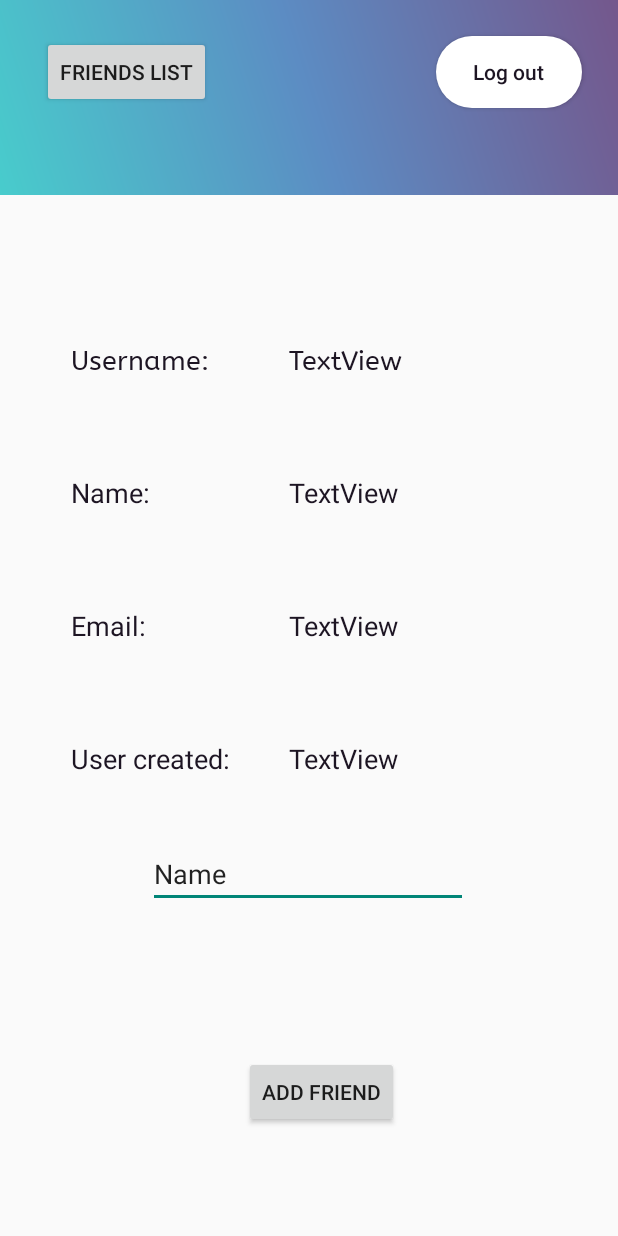
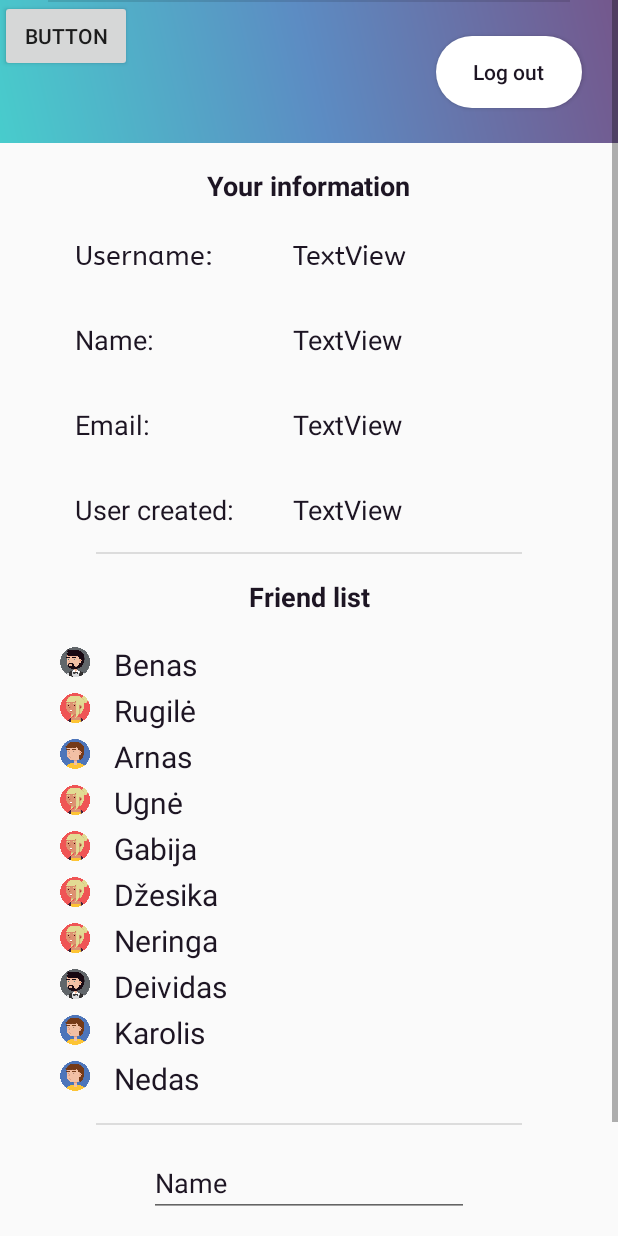
Before and after one commit to Vavadoge/Lendfriend, an Android app: the Profile screen opened directly, with no data from a screen before it, on a phone screen of 412 x 824 dp. Run offline under Robolectric (Android 15) with nearby library versions, the phone set to English and light mode, and no system bars; our stand-ins replace Volley; network calls fail.

Commit message:
Updated design

```diff
--- /dev/null
+++ b/app/src/main/java/com/ktu/vavadoge/MyListAdapter.java
@@ -0,0 +1,58 @@
+package com.ktu.vavadoge;
+
+import android.view.LayoutInflater;
+import android.view.View;
+import android.view.ViewGroup;
+import android.widget.ImageView;
+import android.widget.RelativeLayout;
+import android.widget.TextView;
+import android.widget.Toast;
+
+import androidx.recyclerview.widget.RecyclerView;
+
+public class MyListAdapter extends RecyclerView.Adapter<MyListAdapter.ViewHolder>{
+    private MyListData[] listdata;
+
+    // RecyclerView recyclerView;
+    public MyListAdapter(MyListData[] listdata) {
+        this.listdata = listdata;
+    }
+    @Override
+    public ViewHolder onCreateViewHolder(ViewGroup parent, int viewType) {
+        LayoutInflater layoutInflater = LayoutInflater.from(parent.getContext());
+        View listItem= layoutInflater.inflate(R.layout.list_item, parent, false);
+        ViewHolder viewHolder = new ViewHolder(listItem);
+        return viewHolder;
+    }
+
+    @Override
+    public void onBindViewHolder(ViewHolder holder, int position) {
+        final MyListData myListData = listdata[position];
+        holder.textView.setText(listdata[position].getDescription());
+        holder.imageView.setImageResource(listdata[position].getImgId());
+        holder.relativeLayout.setOnClickListener(new View.OnClickListener() {
+            @Override
+            public void onClick(View view) {
+                Toast.makeText(view.getContext(),"click on item: "+myListData.getDescription(),Toast.LENGTH_LONG).show();
+            }
+        });
+    }
+
+
+    @Override
+    public int getItemCount() {
+        return listdata.length;
+    }
+
+    public static class ViewHolder extends RecyclerView.ViewHolder {
+        public ImageView imageView;
+        public TextView textView;
+        public RelativeLayout relativeLayout;
+        public ViewHolder(View itemView) {
+            super(itemView);
+            this.imageView = (ImageView) itemView.findViewById(R.id.imageView);
+            this.textView = (TextView) itemView.findViewById(R.id.textView);
+            relativeLayout = (RelativeLayout)itemView.findViewById(R.id.relativeLayout);
+        }
+    }
+}
--- /dev/null
+++ b/app/src/main/java/com/ktu/vavadoge/MyListData.java
@@ -0,0 +1,22 @@
+package com.ktu.vavadoge;
+
+public class MyListData {
+    private String description;
+    private int imgId;
+    public MyListData(String description, int imgId) {
+        this.description = description;
+        this.imgId = imgId;
+    }
+    public String getDescription() {
+        return description;
+    }
+    public void setDescription(String description) {
+        this.description = description;
+    }
+    public int getImgId() {
+        return imgId;
+    }
+    public void setImgId(int imgId) {
+        this.imgId = imgId;
+    }
+}
--- a/app/src/main/java/com/ktu/vavadoge/Profile.java
+++ b/app/src/main/java/com/ktu/vavadoge/Profile.java
@@ -1,6 +1,8 @@
 package com.ktu.vavadoge;
 
 import androidx.appcompat.app.AppCompatActivity;
+import androidx.recyclerview.widget.LinearLayoutManager;
+import androidx.recyclerview.widget.RecyclerView;
 
 import android.content.Intent;
 import android.os.Bundle;
@@ -50,16 +52,44 @@ public class Profile extends AppCompatActivity {
         setContentView(R.layout.activity_profile);
         logout = (Button) findViewById(R.id.logout_button);
         button = (Button) findViewById(R.id.open_bottom_sheet_button);
-        buttonFriends = (Button) findViewById(R.id.friendsList);
+        buttonFriends = (Button) findViewById(R.id.button);
         message = (TextView) findViewById(R.id.textView6);
-        name = (TextView)findViewById(R.id.profile_name_text);
-        email = (TextView)findViewById(R.id.profile_email_text);
-        test = (TextView) findViewById(R.id.username_field);
-        time = (TextView) findViewById(R.id.time_field);
-        testing = (TextView) findViewById(R.id.textView11);
+        name = findViewById(R.id.profile_name_text);
+        email = findViewById(R.id.profile_email_text);
+        test = findViewById(R.id.username_field);
+        time = findViewById(R.id.time_field);
+        testing = findViewById(R.id.textView11);
 
 
         input_otherUser = (EditText) findViewById(R.id.editTextTextPersonName3);
+
+
+
+        //List
+
+        MyListData[] myListData = new MyListData[] {
+                new MyListData("Benas", R.drawable.avatar1),
+                new MyListData("Rugilė", R.drawable.avatar2),
+                new MyListData("Arnas", R.drawable.avatar3),
+                new MyListData("Ugnė", R.drawable.avatar2),
+                new MyListData("Gabija", R.drawable.avatar2),
+                new MyListData("Džesika", R.drawable.avatar2),
+                new MyListData("Neringa", R.drawable.avatar2),
+                new MyListData("Deividas", R.drawable.avatar1),
+                new MyListData("Karolis", R.drawable.avatar3),
+                new MyListData("Nedas", R.drawable.avatar3),
+        };
+        RecyclerView recyclerView = (RecyclerView) findViewById(R.id.recyclerView);
+        MyListAdapter adapter = new MyListAdapter(myListData);
+        recyclerView.setHasFixedSize(true);
+        recyclerView.setLayoutManager(new LinearLayoutManager(this));
+        recyclerView.setAdapter(adapter);
+
+
+
+
+        //
+
 
 
 
--- a/app/src/main/res/layout/activity_profile.xml
+++ b/app/src/main/res/layout/activity_profile.xml
@@ -1,15 +1,19 @@
 <?xml version="1.0" encoding="utf-8"?>
-<androidx.constraintlayout.widget.ConstraintLayout xmlns:android="http://schemas.android.com/apk/res/android"
+<ScrollView xmlns:android="http://schemas.android.com/apk/res/android"
     xmlns:app="http://schemas.android.com/apk/res-auto"
     xmlns:tools="http://schemas.android.com/tools"
     android:layout_width="match_parent"
     android:layout_height="match_parent"
     tools:context=".Profile">
 
+    <androidx.constraintlayout.widget.ConstraintLayout
+        android:layout_width="match_parent"
+        android:layout_height="wrap_content">
+
         <View
             android:id="@+id/view4"
             android:layout_width="0dp"
-        android:layout_height="130dp"
+            android:layout_height="95dp"
             android:background="@drawable/color_gradient"
             app:layout_constraintEnd_toEndOf="parent"
             app:layout_constraintStart_toStartOf="parent"
@@ -19,27 +23,27 @@
             android:id="@+id/textView5"
             android:layout_width="wrap_content"
             android:layout_height="wrap_content"
-        android:layout_marginTop="100dp"
+            android:layout_marginTop="24dp"
             android:fontFamily="@font/abeezee"
             android:text="Username: "
             android:textColor="@color/font_color"
             android:textSize="18sp"
             app:layout_constraintEnd_toEndOf="parent"
-        app:layout_constraintHorizontal_bias="0.15"
+            app:layout_constraintHorizontal_bias="0.158"
             app:layout_constraintStart_toStartOf="parent"
-        app:layout_constraintTop_toBottomOf="@+id/view4" />
+            app:layout_constraintTop_toBottomOf="@+id/textView16" />
 
         <Button
             android:id="@+id/open_bottom_sheet_button"
             android:layout_width="wrap_content"
             android:layout_height="wrap_content"
+            android:layout_marginTop="16dp"
+            android:layout_marginBottom="32dp"
             android:text="Add friend"
             app:layout_constraintBottom_toBottomOf="parent"
             app:layout_constraintEnd_toEndOf="parent"
-        app:layout_constraintHorizontal_bias="0.527"
             app:layout_constraintStart_toStartOf="parent"
-        app:layout_constraintTop_toTopOf="parent"
-        app:layout_constraintVertical_bias="0.907" />
+            app:layout_constraintTop_toBottomOf="@+id/editTextTextPersonName3" />
 
     <Button
         android:id="@+id/logout_button"
@@ -68,13 +72,12 @@
         app:layout_constraintEnd_toEndOf="parent"
         app:layout_constraintStart_toStartOf="parent"
         app:layout_constraintTop_toBottomOf="@+id/view4"    />
-    //android:visibility="invisible"
 
     <TextView
         android:id="@+id/textView8"
         android:layout_width="wrap_content"
         android:layout_height="wrap_content"
-        android:layout_marginTop="64dp"
+        android:layout_marginTop="32dp"
         android:text="Name:"
         android:textColor="@color/font_color"
         android:textSize="18sp"
@@ -96,7 +99,7 @@
         android:id="@+id/textView10"
         android:layout_width="wrap_content"
         android:layout_height="wrap_content"
-        android:layout_marginTop="64dp"
+        android:layout_marginTop="32dp"
         android:text="Email:"
         android:textColor="@color/font_color"
         android:textSize="18sp"
@@ -131,7 +134,7 @@
         android:id="@+id/textView9"
         android:layout_width="wrap_content"
         android:layout_height="wrap_content"
-        android:layout_marginTop="64dp"
+        android:layout_marginTop="32dp"
         android:text="User created:"
         android:textColor="@color/font_color"
         android:textSize="18sp"
@@ -153,35 +156,115 @@
         android:id="@+id/editTextTextPersonName3"
         android:layout_width="wrap_content"
         android:layout_height="wrap_content"
-        android:layout_marginTop="560dp"
+        android:layout_marginTop="16dp"
         android:ems="10"
         android:inputType="textPersonName"
         android:text="Name"
+        android:textColor="@color/font_color"
+        android:textSize="18sp"
         app:layout_constraintEnd_toEndOf="parent"
-        app:layout_constraintHorizontal_bias="0.497"
+        app:layout_constraintHorizontal_bias="0.5"
         app:layout_constraintStart_toStartOf="parent"
-        app:layout_constraintTop_toTopOf="parent" />
+        app:layout_constraintTop_toBottomOf="@+id/divider3" />
 
         <TextView
             android:id="@+id/textView11"
             android:layout_width="wrap_content"
             android:layout_height="wrap_content"
-        android:layout_marginTop="168dp"
-        android:text="Text"
+            android:layout_marginBottom="16dp"
+            android:text=""
+            android:textColor="@color/font_color"
+            android:textSize="18sp"
+            android:textStyle="bold"
             android:visibility="invisible"
+            app:layout_constraintBottom_toBottomOf="@+id/view4"
             app:layout_constraintEnd_toEndOf="parent"
-        app:layout_constraintHorizontal_bias="0.501"
+            app:layout_constraintHorizontal_bias="0.5"
+            app:layout_constraintStart_toStartOf="parent" />
+
+    <TextView
+        android:id="@+id/textView14"
+        android:layout_width="wrap_content"
+        android:layout_height="wrap_content"
+        android:layout_marginTop="16dp"
+        android:text="Friend list"
+        android:textColor="@color/font_color"
+        android:textSize="18sp"
+        android:textStyle="bold"
+        app:layout_constraintEnd_toEndOf="parent"
         app:layout_constraintStart_toStartOf="parent"
-        app:layout_constraintTop_toTopOf="parent" />
+        app:layout_constraintTop_toBottomOf="@+id/divider" />
+
+    <View
+        android:id="@+id/divider"
+        android:layout_width="match_parent"
+        android:layout_height="1dp"
+        android:layout_marginStart="64dp"
+        android:layout_marginTop="16dp"
+        android:layout_marginEnd="64dp"
+        android:background="?android:attr/listDivider"
+        app:layout_constraintEnd_toEndOf="parent"
+        app:layout_constraintStart_toStartOf="parent"
+        app:layout_constraintTop_toBottomOf="@+id/textView9" />
+
+
+
+    <View
+        android:id="@+id/divider2"
+        android:layout_width="match_parent"
+        android:layout_height="1dp"
+        android:layout_marginStart="32dp"
+        android:layout_marginTop="16dp"
+        android:layout_marginEnd="32dp"
+        android:background="?android:attr/listDivider"
+        app:layout_constraintEnd_toEndOf="parent"
+        app:layout_constraintStart_toStartOf="parent"
+        app:layout_constraintTop_toBottomOf="@+id/relativeLayout" />
+
+    <androidx.recyclerview.widget.RecyclerView
+        android:id="@+id/recyclerView"
+        android:layout_width="match_parent"
+        android:layout_height="wrap_content"
+        android:layout_marginStart="24dp"
+        android:layout_marginTop="16dp"
+        android:layout_marginEnd="24dp"
+        app:layout_constraintEnd_toEndOf="parent"
+        app:layout_constraintStart_toStartOf="parent"
+        app:layout_constraintTop_toBottomOf="@+id/textView14" />
+
+    <View
+        android:id="@+id/divider3"
+        android:layout_width="match_parent"
+        android:layout_height="1dp"
+        android:layout_marginStart="64dp"
+        android:layout_marginTop="16dp"
+        android:layout_marginEnd="64dp"
+        android:background="?android:attr/listDivider"
+        app:layout_constraintEnd_toEndOf="parent"
+        app:layout_constraintStart_toStartOf="parent"
+        app:layout_constraintTop_toBottomOf="@+id/recyclerView" />
+
+        <TextView
+            android:id="@+id/textView16"
+            android:layout_width="wrap_content"
+            android:layout_height="wrap_content"
+            android:layout_marginTop="16dp"
+            android:text="Your information"
+            android:textColor="@color/font_color"
+            android:textSize="18sp"
+            android:textStyle="bold"
+            app:layout_constraintEnd_toEndOf="parent"
+            app:layout_constraintStart_toStartOf="parent"
+            app:layout_constraintTop_toBottomOf="@+id/view4" />
 
         <Button
-        android:id="@+id/friendsList"
+            android:id="@+id/button"
             android:layout_width="wrap_content"
             android:layout_height="wrap_content"
-        android:layout_marginStart="28dp"
-        android:layout_marginTop="24dp"
-        android:text="FRIENDS LIST"
+            android:text="Button"
             app:layout_constraintStart_toStartOf="parent"
             app:layout_constraintTop_toTopOf="parent" />
 
     </androidx.constraintlayout.widget.ConstraintLayout>
+
+</ScrollView>
--- /dev/null
+++ b/app/src/main/res/layout/list_item.xml
@@ -0,0 +1,28 @@
+<?xml version="1.0" encoding="utf-8"?>
+<RelativeLayout
+    xmlns:android="http://schemas.android.com/apk/res/android"
+    android:layout_width="match_parent"
+    android:layout_height="wrap_content"
+    android:id="@+id/relativeLayout"
+    android:paddingTop="3dp">
+
+    <ImageView
+        android:id="@+id/imageView"
+        android:layout_width="20dp"
+        android:layout_height="20dp"
+        android:layout_centerVertical="true"
+        android:layout_alignParentStart="true"
+        android:layout_alignParentLeft="true"
+        android:layout_marginStart="16dp"
+        android:layout_marginEnd="16dp" />
+    <TextView
+        android:id="@+id/textView"
+        android:layout_width="wrap_content"
+        android:layout_height="match_parent"
+        android:layout_toEndOf="@id/imageView"
+        android:layout_toRightOf="@id/imageView"
+        android:gravity="center_vertical"
+        android:textColor="@color/font_color"
+        android:textSize="20sp"/>
+
+</RelativeLayout>
```
Also changed, not shown: app/src/main/AndroidManifest.xml (+10 -6 lines). Lines whose indentation alone changed are shown as unchanged.
